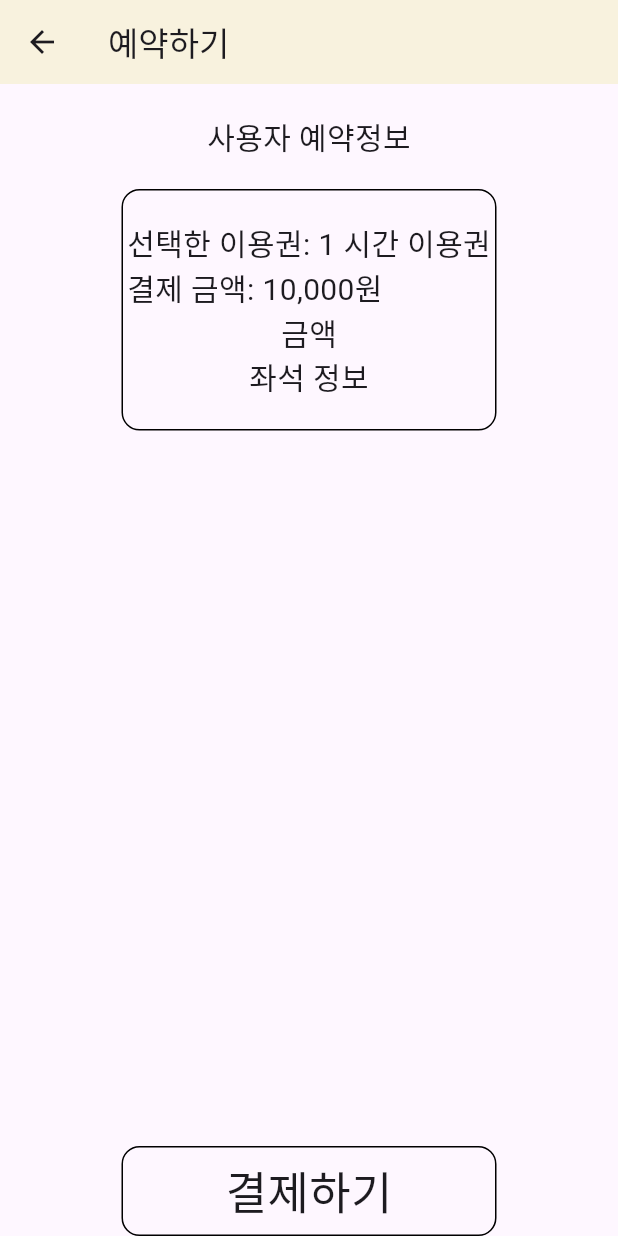
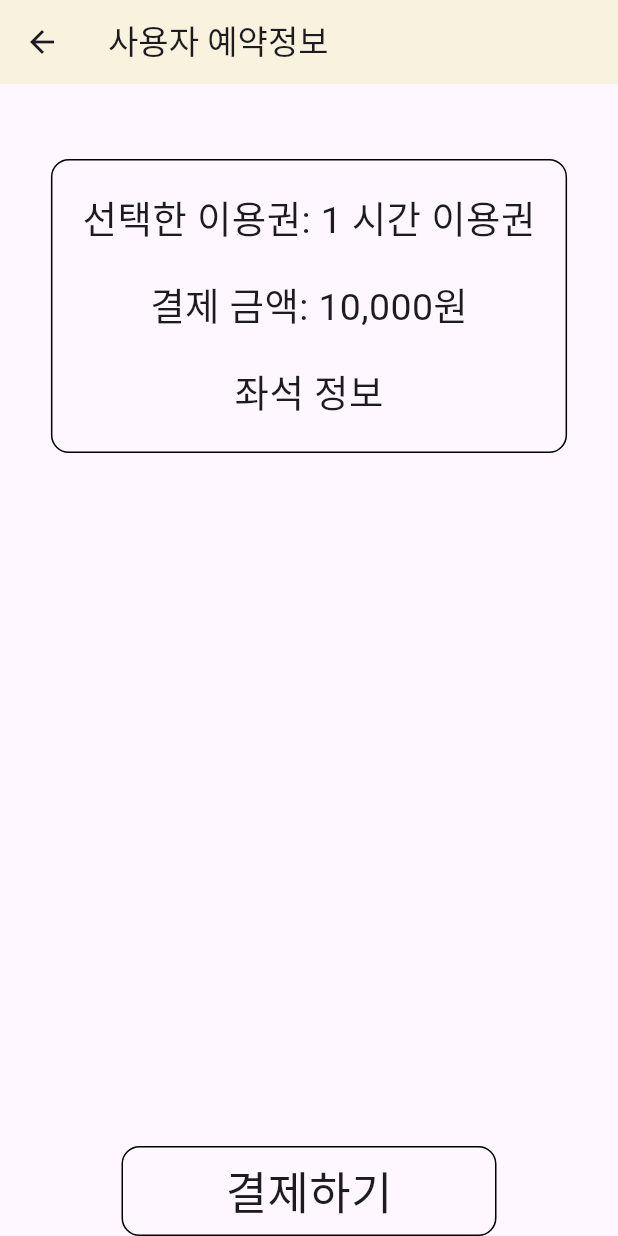
Before and after one commit to APP-iOS7/study_cafe-P6, a Flutter app: the screen it shows after launch, after a tap on an icon or button, on a phone screen of 412 x 824 dp. Run offline on Flutter 3.47's test engine with Material 3 defaults, Android fonts, the phone set to English and light mode, and no system bars.

Commit message:
Feat: ReservationFinalScreen 레이아웃 변경
사용자 예약정보 박스 레이아웃 변경

```diff
--- a/study_cafe_p6/lib/Screen/reservation_final_screen.dart
+++ b/study_cafe_p6/lib/Screen/reservation_final_screen.dart
@@ -19,32 +19,42 @@ class ReservationFinalScreen extends StatelessWidget {
   @override
   Widget build(BuildContext context) {
     return Scaffold(
-      appBar: AppBar(title: Text('예약하기'), backgroundColor: Color(0xfff8f2de)),
+      appBar: AppBar(
+        title: Text('사용자 예약정보'),
+        backgroundColor: Color(0xfff8f2de),
+      ),
       body: Center(
         child: SafeArea(
           child: Column(
             crossAxisAlignment: CrossAxisAlignment.center,
             children: [
-              SizedBox(height: 20),
-              Text('사용자 예약정보', style: TextStyle(fontSize: 20)),
-              SizedBox(height: 20),
+              SizedBox(height: 50),
               Container(
-                width: 250,
                 decoration: BoxDecoration(
                   border: Border.all(color: Colors.black),
                   borderRadius: BorderRadius.circular(12),
                 ),
                 child: Padding(
                   padding: const EdgeInsets.symmetric(vertical: 20.0),
-                  child: Column(
-                    children: [
-                      Text(
-                        '선택한 이용권: $selectedPlan\n결제 금액: ${formatAmount(selectedPrice)}',
-                        style: TextStyle(fontSize: 20),
-                      ),
-                      Text('금액', style: TextStyle(fontSize: 20)),
-                      Text('좌석 정보', style: TextStyle(fontSize: 20)),
-                    ],
+                  child: Padding(
+                    padding: const EdgeInsets.symmetric(horizontal: 20.0),
+                    child: Column(
+                      children: [
+                        Text(
+                          '선택한 이용권: $selectedPlan',
+                          style: TextStyle(fontSize: 25),
+                          softWrap: true,
+                        ),
+                        SizedBox(height: 20),
+                        Text(
+                          '결제 금액: ${formatAmount(selectedPrice)}',
+                          style: TextStyle(fontSize: 25),
+                          softWrap: true,
+                        ),
+                        SizedBox(height: 20),
+                        Text('좌석 정보', style: TextStyle(fontSize: 25)),
+                      ],
+                    ),
                   ),
                 ),
               ),
```
